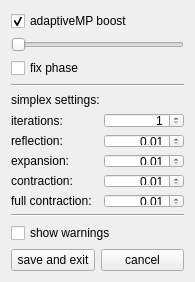
First picture: the form in examples/matchingPursuit/settingwindow.ui, repository mne-tools/mne-cpp, before the edit.
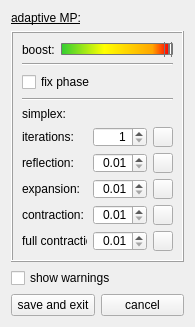
Second picture: the form after the edit. Icons and pictures are not drawn.

```diff
--- a/examples/matchingPursuit/settingwindow.ui
+++ b/examples/matchingPursuit/settingwindow.ui
@@ -7,7 +7,7 @@
     <x>0</x>
     <y>0</y>
     <width>195</width>
-    <height>282</height>
+    <height>327</height>
    </rect>
   </property>
   <property name="sizePolicy">
@@ -25,7 +25,7 @@
   <property name="maximumSize">
    <size>
     <width>195</width>
-    <height>282</height>
+    <height>327</height>
    </size>
   </property>
   <property name="windowTitle">
@@ -38,22 +38,120 @@
   <property name="toolTip">
    <string/>
   </property>
-  <layout class="QVBoxLayout" name="verticalLayout">
+  <layout class="QVBoxLayout" name="verticalLayout" stretch="0,1,0,0">
    <item>
-    <widget class="QCheckBox" name="cb_boost">
-     <property name="toolTip">
-      <string>&lt;html&gt;&lt;head/&gt;&lt;body&gt;&lt;p align=&quot;justify&quot;&gt;This option accelerates the adaptive MP algorithm for multichannel use by&lt;br/&gt;only choosing one channel to select best matching atom.&lt;/p&gt;&lt;p align=&quot;justify&quot;&gt;Performance changes:	About triple speed in calculation but&lt;br/&gt;		also 2 - 3 times more atoms will be found.&lt;/p&gt;&lt;/body&gt;&lt;/html&gt;</string>
+    <widget class="QLabel" name="lb_adaptiveMP_settings">
+     <property name="font">
+      <font>
+       <underline>true</underline>
+      </font>
      </property>
      <property name="text">
-      <string>adaptiveMP boost</string>
+      <string>adaptive MP:</string>
      </property>
-     <property name="checked">
-      <bool>true</bool>
+    </widget>
+   </item>
+   <item>
+    <widget class="QFrame" name="fr_adaptiveSet">
+     <property name="frameShape">
+      <enum>QFrame::Box</enum>
      </property>
+     <property name="frameShadow">
+      <enum>QFrame::Raised</enum>
+     </property>
+     <property name="lineWidth">
+      <number>1</number>
+     </property>
+     <layout class="QVBoxLayout" name="verticalLayout_2">
+      <item>
+       <layout class="QHBoxLayout" name="horizontalLayout_2">
+        <item>
+         <widget class="QLabel" name="l_boost">
+          <property name="text">
+           <string>boost:</string>
+          </property>
     </widget>
    </item>
    <item>
-    <widget class="QSlider" name="horizontalSlider">
+         <widget class="QSlider" name="sl_boost">
+          <property name="styleSheet">
+           <string notr="true">QSlider::groove:horizontal {
+border: 1px solid #bbb;
+background: white;
+height: 10px;
+border-radius: 4px;
+}
+
+QSlider::sub-page:horizontal {
+background:qlineargradient(spread:pad, x1:0, y1:0, x2:1, y2:0, stop:0 rgba(50,205,50, 255), stop:0.4 rgba(255,255,0, 255), stop:0.85 rgba(255,165,0, 255), stop:1 rgba(255,0,0,255));
+
+border: 1px solid #777;
+height: 10px;
+border-radius: 1px;
+}
+
+QSlider::add-page:horizontal {
+background: #fff;
+border: 1px solid #777;
+height: 10px;
+border-radius: 1px;
+}
+
+QSlider::handle:horizontal {
+background: qlineargradient(x1:0, y1:0, x2:1, y2:1,
+    stop:0 #eee, stop:1 #ccc);
+border: 1px solid #777;
+width: 6px;
+margin-top: -6px;
+margin-bottom: -6px;
+border-radius: 1px;
+}
+
+QSlider::handle:horizontal:hover {
+background: qlineargradient(x1:0, y1:0, x2:1, y2:1,
+    stop:0 #fff, stop:1 #ddd);
+border: 1px solid #444;
+border-radius: 1px;
+}
+
+QSlider::sub-page:horizontal:disabled {
+background: #bbb;
+border-color: #999;
+}
+
+QSlider::add-page:horizontal:disabled {
+background: #eee;
+border-color: #999;
+}
+
+QSlider::handle:horizontal:disabled {
+background: #eee;
+border: 1px solid #aaa;
+border-radius: 4px;
+
+}</string>
+          </property>
+          <property name="minimum">
+           <number>-100</number>
+          </property>
+          <property name="maximum">
+           <number>0</number>
+          </property>
+          <property name="singleStep">
+           <number>1</number>
+          </property>
+          <property name="pageStep">
+           <number>10</number>
+          </property>
+          <property name="orientation">
+           <enum>Qt::Horizontal</enum>
+          </property>
+         </widget>
+        </item>
+       </layout>
+      </item>
+      <item>
+       <widget class="Line" name="line_2">
      <property name="orientation">
       <enum>Qt::Horizontal</enum>
      </property>
@@ -76,7 +174,7 @@
    <item>
     <widget class="QLabel" name="l_simplex_settings">
      <property name="text">
-      <string>simplex settings:</string>
+         <string>simplex:</string>
      </property>
     </widget>
    </item>
@@ -227,13 +325,124 @@
        </property>
       </widget>
      </item>
-    </layout>
-   </item>
-   <item>
-    <widget class="Line" name="line_2">
-     <property name="orientation">
-      <enum>Qt::Horizontal</enum>
-     </property>
+        <item row="0" column="2">
+         <widget class="QPushButton" name="btt_max_it_default">
+          <property name="maximumSize">
+           <size>
+            <width>20</width>
+            <height>20</height>
+           </size>
+          </property>
+          <property name="text">
+           <string/>
+          </property>
+          <property name="icon">
+           <iconset resource="Ressourcen.qrc">
+            <normaloff>:/images/icons/arrowReset.png</normaloff>:/images/icons/arrowReset.png</iconset>
+          </property>
+          <property name="iconSize">
+           <size>
+            <width>14</width>
+            <height>14</height>
+           </size>
+          </property>
+         </widget>
+        </item>
+        <item row="1" column="2">
+         <widget class="QPushButton" name="btt_reflection_default">
+          <property name="maximumSize">
+           <size>
+            <width>20</width>
+            <height>20</height>
+           </size>
+          </property>
+          <property name="text">
+           <string/>
+          </property>
+          <property name="icon">
+           <iconset resource="Ressourcen.qrc">
+            <normaloff>:/images/icons/arrowReset.png</normaloff>:/images/icons/arrowReset.png</iconset>
+          </property>
+          <property name="iconSize">
+           <size>
+            <width>14</width>
+            <height>14</height>
+           </size>
+          </property>
+         </widget>
+        </item>
+        <item row="2" column="2">
+         <widget class="QPushButton" name="btt_expansion_default">
+          <property name="maximumSize">
+           <size>
+            <width>20</width>
+            <height>20</height>
+           </size>
+          </property>
+          <property name="text">
+           <string/>
+          </property>
+          <property name="icon">
+           <iconset resource="Ressourcen.qrc">
+            <normaloff>:/images/icons/arrowReset.png</normaloff>:/images/icons/arrowReset.png</iconset>
+          </property>
+          <property name="iconSize">
+           <size>
+            <width>14</width>
+            <height>14</height>
+           </size>
+          </property>
+         </widget>
+        </item>
+        <item row="3" column="2">
+         <widget class="QPushButton" name="btt_contraction_default">
+          <property name="maximumSize">
+           <size>
+            <width>20</width>
+            <height>20</height>
+           </size>
+          </property>
+          <property name="text">
+           <string/>
+          </property>
+          <property name="icon">
+           <iconset resource="Ressourcen.qrc">
+            <normaloff>:/images/icons/arrowReset.png</normaloff>:/images/icons/arrowReset.png</iconset>
+          </property>
+          <property name="iconSize">
+           <size>
+            <width>14</width>
+            <height>14</height>
+           </size>
+          </property>
+         </widget>
+        </item>
+        <item row="4" column="2">
+         <widget class="QPushButton" name="btt_full_contraction_default">
+          <property name="maximumSize">
+           <size>
+            <width>20</width>
+            <height>20</height>
+           </size>
+          </property>
+          <property name="text">
+           <string/>
+          </property>
+          <property name="icon">
+           <iconset resource="Ressourcen.qrc">
+            <normaloff>:/images/icons/arrowReset.png</normaloff>:/images/icons/arrowReset.png</iconset>
+          </property>
+          <property name="iconSize">
+           <size>
+            <width>14</width>
+            <height>14</height>
+           </size>
+          </property>
+         </widget>
+        </item>
+       </layout>
+      </item>
+     </layout>
     </widget>
    </item>
    <item>
```
Left out of the diff: 40 changed lines with no effect on the pictures. Lines whose indentation alone changed are shown as unchanged.
